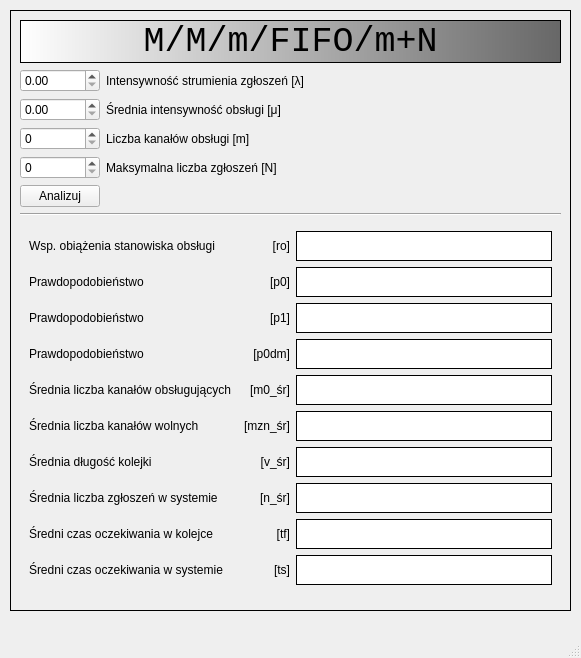
First picture: the form in mainwindow.ui, repository Kamilr616/ans-queue-algorithm, before the edit.
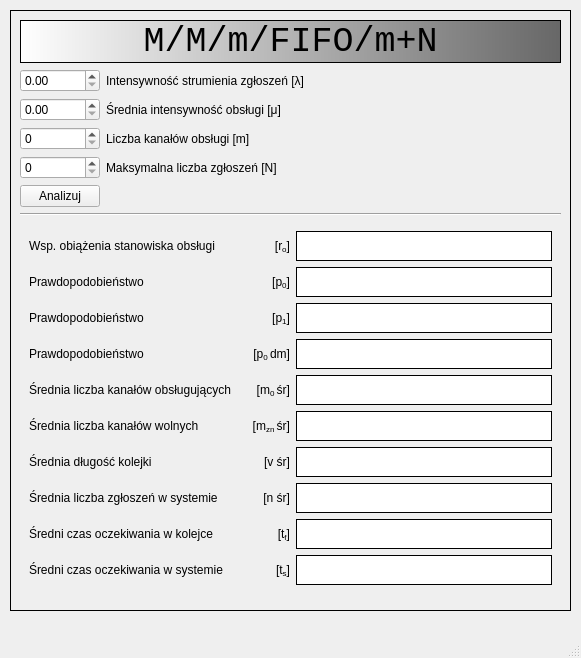
Second picture: the form after the edit.

The edit to the form file:
```diff
--- a/mainwindow.ui
+++ b/mainwindow.ui
@@ -193,7 +193,7 @@
            <enum>Qt::RightToLeft</enum>
           </property>
           <property name="text">
-           <string>[ro]</string>
+           <string>&lt;html&gt;&lt;head/&gt;&lt;body&gt;&lt;p&gt;[r&lt;span style=&quot; vertical-align:sub;&quot;&gt;o&lt;/span&gt;]&lt;/p&gt;&lt;/body&gt;&lt;/html&gt;</string>
           </property>
           <property name="alignment">
            <set>Qt::AlignRight|Qt::AlignTrailing|Qt::AlignVCenter</set>
@@ -265,7 +265,7 @@
            <enum>Qt::RightToLeft</enum>
           </property>
           <property name="text">
-           <string>[p0]</string>
+           <string>&lt;html&gt;&lt;head/&gt;&lt;body&gt;&lt;p&gt;[p&lt;span style=&quot; vertical-align:sub;&quot;&gt;0&lt;/span&gt;]&lt;/p&gt;&lt;/body&gt;&lt;/html&gt;</string>
           </property>
           <property name="alignment">
            <set>Qt::AlignRight|Qt::AlignTrailing|Qt::AlignVCenter</set>
@@ -331,7 +331,7 @@
            <enum>Qt::RightToLeft</enum>
           </property>
           <property name="text">
-           <string>[p1]</string>
+           <string>&lt;html&gt;&lt;head/&gt;&lt;body&gt;&lt;p&gt;[p&lt;span style=&quot; vertical-align:sub;&quot;&gt;1&lt;/span&gt;]&lt;/p&gt;&lt;/body&gt;&lt;/html&gt;</string>
           </property>
           <property name="alignment">
            <set>Qt::AlignRight|Qt::AlignTrailing|Qt::AlignVCenter</set>
@@ -397,7 +397,7 @@
            <enum>Qt::RightToLeft</enum>
           </property>
           <property name="text">
-           <string>[p0dm]</string>
+           <string>&lt;html&gt;&lt;head/&gt;&lt;body&gt;&lt;p&gt;[p&lt;span style=&quot; vertical-align:sub;&quot;&gt;0 &lt;/span&gt;dm]&lt;/p&gt;&lt;/body&gt;&lt;/html&gt;</string>
           </property>
           <property name="alignment">
            <set>Qt::AlignRight|Qt::AlignTrailing|Qt::AlignVCenter</set>
@@ -463,7 +463,7 @@
            <enum>Qt::RightToLeft</enum>
           </property>
           <property name="text">
-           <string>[m0_śr]</string>
+           <string>&lt;html&gt;&lt;head/&gt;&lt;body&gt;&lt;p&gt;[m&lt;span style=&quot; vertical-align:sub;&quot;&gt;0 &lt;/span&gt;śr]&lt;/p&gt;&lt;/body&gt;&lt;/html&gt;</string>
           </property>
           <property name="alignment">
            <set>Qt::AlignRight|Qt::AlignTrailing|Qt::AlignVCenter</set>
@@ -529,7 +529,7 @@
            <enum>Qt::RightToLeft</enum>
           </property>
           <property name="text">
-           <string>[mzn_śr]</string>
+           <string>&lt;html&gt;&lt;head/&gt;&lt;body&gt;&lt;p&gt;[m&lt;span style=&quot; vertical-align:sub;&quot;&gt;zn &lt;/span&gt;śr]&lt;/p&gt;&lt;/body&gt;&lt;/html&gt;</string>
           </property>
           <property name="alignment">
            <set>Qt::AlignRight|Qt::AlignTrailing|Qt::AlignVCenter</set>
@@ -595,7 +595,7 @@
            <enum>Qt::RightToLeft</enum>
           </property>
           <property name="text">
-           <string>[v_śr]</string>
+           <string>&lt;html&gt;&lt;head/&gt;&lt;body&gt;&lt;p&gt;[v śr]&lt;/p&gt;&lt;/body&gt;&lt;/html&gt;</string>
           </property>
           <property name="alignment">
            <set>Qt::AlignRight|Qt::AlignTrailing|Qt::AlignVCenter</set>
@@ -661,7 +661,7 @@
            <enum>Qt::RightToLeft</enum>
           </property>
           <property name="text">
-           <string>[n_śr]</string>
+           <string>[n śr]</string>
           </property>
           <property name="alignment">
            <set>Qt::AlignRight|Qt::AlignTrailing|Qt::AlignVCenter</set>
@@ -727,7 +727,7 @@
            <enum>Qt::RightToLeft</enum>
           </property>
           <property name="text">
-           <string>[tf]</string>
+           <string>&lt;html&gt;&lt;head/&gt;&lt;body&gt;&lt;p&gt;[t&lt;span style=&quot; vertical-align:sub;&quot;&gt;f&lt;/span&gt;]&lt;/p&gt;&lt;/body&gt;&lt;/html&gt;</string>
           </property>
           <property name="alignment">
            <set>Qt::AlignRight|Qt::AlignTrailing|Qt::AlignVCenter</set>
@@ -793,7 +793,7 @@
            <enum>Qt::RightToLeft</enum>
           </property>
           <property name="text">
-           <string>[ts]</string>
+           <string>&lt;html&gt;&lt;head/&gt;&lt;body&gt;&lt;p&gt;[t&lt;span style=&quot; vertical-align:sub;&quot;&gt;s&lt;/span&gt;]&lt;/p&gt;&lt;/body&gt;&lt;/html&gt;</string>
           </property>
           <property name="alignment">
            <set>Qt::AlignRight|Qt::AlignTrailing|Qt::AlignVCenter</set>
```
